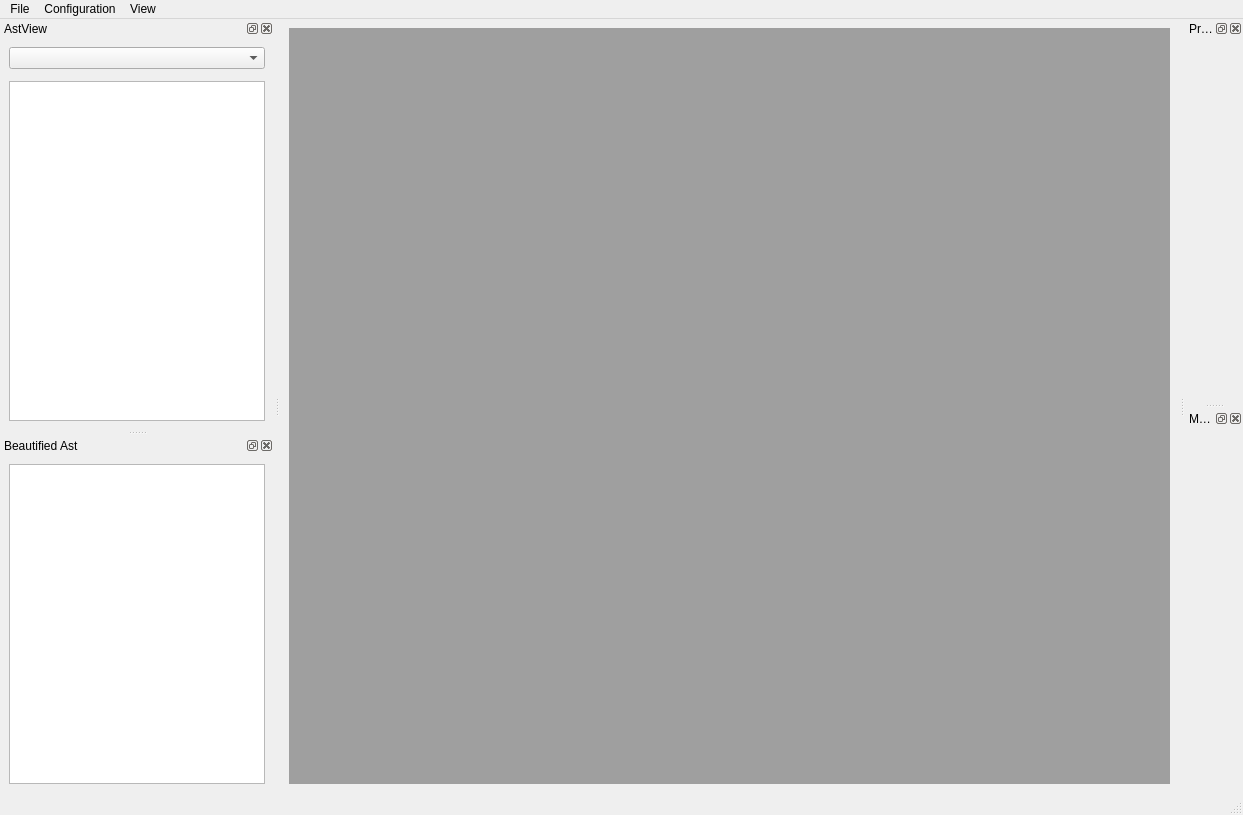
This is projects/roseQt/demo/MainWindow.ui in rose-compiler/rose as Qt 5 draws it before an edit. The edited form follows.
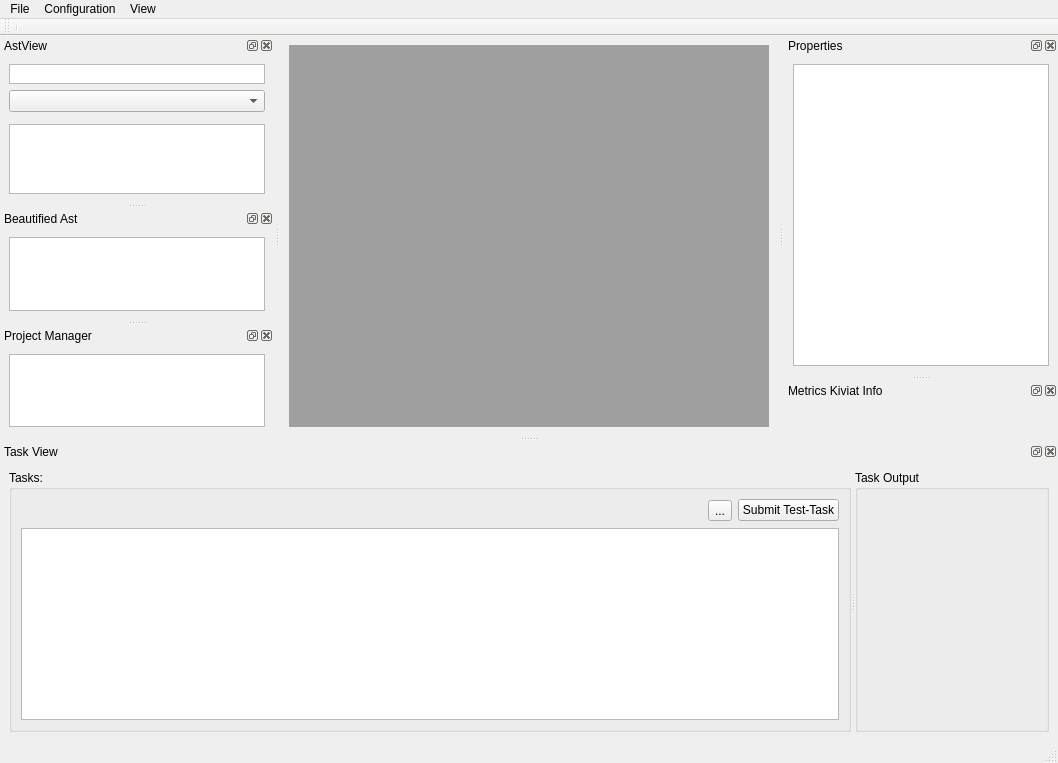
This is the edited form. Custom widgets are drawn as their Qt base class.

```diff
--- a/projects/roseQt/demo/MainWindow.ui
+++ b/projects/roseQt/demo/MainWindow.ui
@@ -6,8 +6,8 @@
    <rect>
     <x>0</x>
     <y>0</y>
-    <width>1243</width>
-    <height>815</height>
+    <width>1058</width>
+    <height>763</height>
    </rect>
   </property>
   <property name="windowTitle">
@@ -53,7 +53,7 @@
        </property>
        <layout class="QVBoxLayout" name="verticalLayout_7">
         <item>
-         <widget class="AsmInstructionsBar" name="asmInstructionsBar"/>
+         <widget class="AsmView" name="asmView"/>
         </item>
        </layout>
       </widget>
@@ -66,7 +66,7 @@
     <rect>
      <x>0</x>
      <y>0</y>
-     <width>1243</width>
+     <width>1058</width>
      <height>26</height>
     </rect>
    </property>
@@ -106,6 +106,22 @@
    </attribute>
    <widget class="QWidget" name="dockWidgetContents">
     <layout class="QVBoxLayout" name="verticalLayout">
+     <item>
+      <widget class="AsmInstructionsBar" name="asmInstructionsBar">
+       <property name="sizePolicy">
+        <sizepolicy hsizetype="Expanding" vsizetype="Fixed">
+         <horstretch>0</horstretch>
+         <verstretch>0</verstretch>
+        </sizepolicy>
+       </property>
+       <property name="maximumSize">
+        <size>
+         <width>16777215</width>
+         <height>20</height>
+        </size>
+       </property>
+      </widget>
+     </item>
      <item>
       <widget class="RoseFileComboBox" name="roseFileCmbBox"/>
      </item>
@@ -128,7 +144,7 @@
    <widget class="QWidget" name="dockWidgetContents_2">
     <layout class="QVBoxLayout" name="verticalLayout_2">
      <item>
-      <widget class="NodeInfoWidget" name="nodeInfoWidget" native="true"/>
+      <widget class="NodeInfoWidget" name="nodeInfoWidget"/>
      </item>
     </layout>
    </widget>
@@ -163,6 +179,119 @@
     </layout>
    </widget>
   </widget>
+  <widget class="QDockWidget" name="dockWdgProjectView">
+   <property name="windowTitle">
+    <string>Project Manager</string>
+   </property>
+   <attribute name="dockWidgetArea">
+    <number>1</number>
+   </attribute>
+   <widget class="QWidget" name="dockWidgetContents_5">
+    <layout class="QVBoxLayout" name="verticalLayout_8">
+     <item>
+      <widget class="ProjectView" name="projectView"/>
+     </item>
+    </layout>
+   </widget>
+  </widget>
+  <widget class="QToolBar" name="toolBar">
+   <property name="windowTitle">
+    <string>toolBar</string>
+   </property>
+   <attribute name="toolBarArea">
+    <enum>TopToolBarArea</enum>
+   </attribute>
+   <attribute name="toolBarBreak">
+    <bool>false</bool>
+   </attribute>
+   <addaction name="separator"/>
+  </widget>
+  <widget class="QDockWidget" name="dockWidget_2">
+   <property name="allowedAreas">
+    <set>Qt::BottomDockWidgetArea|Qt::TopDockWidgetArea</set>
+   </property>
+   <property name="windowTitle">
+    <string>Task View</string>
+   </property>
+   <attribute name="dockWidgetArea">
+    <number>8</number>
+   </attribute>
+   <widget class="QWidget" name="dockWidgetContents_7">
+    <layout class="QVBoxLayout" name="verticalLayout_10">
+     <item>
+      <widget class="QSplitter" name="splitter">
+       <property name="orientation">
+        <enum>Qt::Horizontal</enum>
+       </property>
+       <widget class="QGroupBox" name="groupBox">
+        <property name="sizePolicy">
+         <sizepolicy hsizetype="Preferred" vsizetype="Preferred">
+          <horstretch>1</horstretch>
+          <verstretch>0</verstretch>
+         </sizepolicy>
+        </property>
+        <property name="title">
+         <string>Tasks:</string>
+        </property>
+        <layout class="QGridLayout" name="gridLayout_2">
+         <item row="0" column="0">
+          <spacer name="horizontalSpacer_3">
+           <property name="orientation">
+            <enum>Qt::Horizontal</enum>
+           </property>
+           <property name="sizeHint" stdset="0">
+            <size>
+             <width>272</width>
+             <height>23</height>
+            </size>
+           </property>
+          </spacer>
+         </item>
+         <item row="0" column="1">
+          <widget class="QToolButton" name="toolButton">
+           <property name="toolTip">
+            <string>Remove successfully completed tasks</string>
+           </property>
+           <property name="text">
+            <string>...</string>
+           </property>
+          </widget>
+         </item>
+         <item row="0" column="2">
+          <widget class="QPushButton" name="cmdSubmitTest">
+           <property name="text">
+            <string>Submit Test-Task</string>
+           </property>
+          </widget>
+         </item>
+         <item row="1" column="0" colspan="3">
+          <widget class="TaskList" name="taskList">
+           <property name="sizePolicy">
+            <sizepolicy hsizetype="Expanding" vsizetype="Expanding">
+             <horstretch>0</horstretch>
+             <verstretch>0</verstretch>
+            </sizepolicy>
+           </property>
+          </widget>
+         </item>
+        </layout>
+       </widget>
+       <widget class="QGroupBox" name="wdgTaskOutput">
+        <property name="sizePolicy">
+         <sizepolicy hsizetype="Preferred" vsizetype="Preferred">
+          <horstretch>1</horstretch>
+          <verstretch>0</verstretch>
+         </sizepolicy>
+        </property>
+        <property name="title">
+         <string>Task Output</string>
+        </property>
+       </widget>
+      </widget>
+     </item>
+    </layout>
+   </widget>
+  </widget>
   <action name="actionQuit">
    <property name="text">
     <string>Quit</string>
@@ -195,11 +324,44 @@
    <extends>QGraphicsView</extends>
    <header>AstGraphWidget.h</header>
   </customwidget>
+  <customwidget>
+   <class>AsmView</class>
+   <extends>QTreeView</extends>
+   <header>AsmView.h</header>
+   <slots>
+    <slot>gotoNode(SgNode*)</slot>
+   </slots>
+  </customwidget>
   <customwidget>
    <class>BAstView</class>
    <extends>QTreeView</extends>
    <header>BAstView.h</header>
   </customwidget>
+  <customwidget>
+   <class>KiviatView</class>
+   <extends>QGraphicsView</extends>
+   <header>KiviatView.h</header>
+  </customwidget>
+  <customwidget>
+   <class>NodeInfoWidget</class>
+   <extends>PropertyTreeWidget</extends>
+   <header>NodeInfoWidget.h</header>
+  </customwidget>
+  <customwidget>
+   <class>MetricsKiviat</class>
+   <extends>KiviatView</extends>
+   <header>MetricsKiviat.h</header>
+  </customwidget>
+  <customwidget>
+   <class>ProjectView</class>
+   <extends>QTreeView</extends>
+   <header>ProjectView.h</header>
+  </customwidget>
+  <customwidget>
+   <class>PropertyTreeWidget</class>
+   <extends>QTreeView</extends>
+   <header>PropertyTreeWidget.h</header>
+  </customwidget>
   <customwidget>
    <class>RoseCodeEdit</class>
    <extends>QFrame</extends>
@@ -223,20 +385,22 @@
    <header>MetricFilter/MetricFilter.h</header>
    <container>1</container>
   </customwidget>
-  <customwidget>
-   <class>NodeInfoWidget</class>
-   <extends>QWidget</extends>
-   <header>NodeInfoWidget.h</header>
-  </customwidget>
-  <customwidget>
-   <class>MetricsKiviat</class>
-   <extends>QWidget</extends>
-   <header>MetricsKiviat.h</header>
-  </customwidget>
   <customwidget>
    <class>AsmInstructionsBar</class>
    <extends>QGraphicsView</extends>
    <header>AsmInstructionsBar.h</header>
+   <slots>
+    <signal>clicked(SgNode*)</signal>
+    <signal>clicked(int)</signal>
+    <slot>setNode(SgNode*)</slot>
+    <slot>setNode(int)</slot>
+    <slot>setRoot(SgNode*)</slot>
+   </slots>
+  </customwidget>
+  <customwidget>
+   <class>TaskList</class>
+   <extends>QListWidget</extends>
+   <header>TaskList.h</header>
   </customwidget>
  </customwidgets>
  <resources>
```
Left out of the diff: 449 changed lines with no effect on the pictures.
